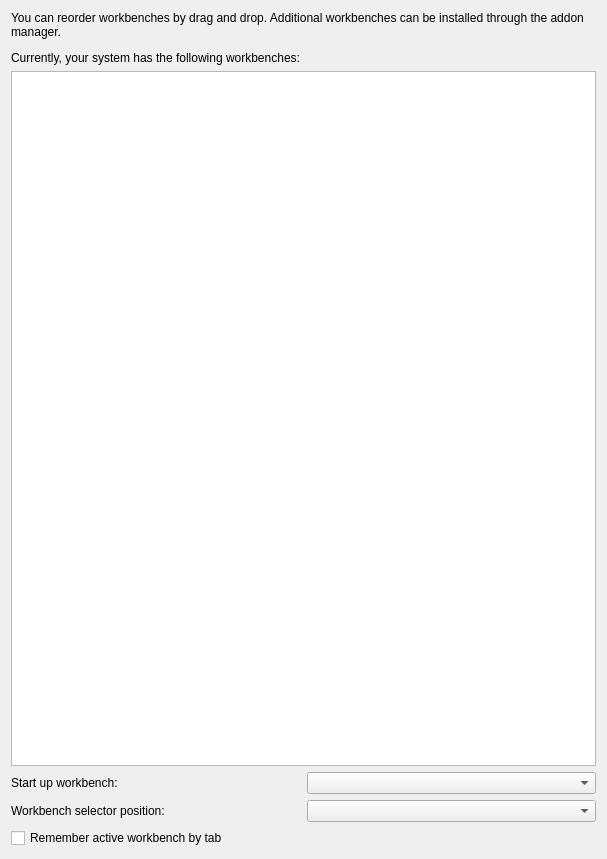
Qt form src/Gui/PreferencePages/DlgSettingsWorkbenches.ui (southseact-3d/fcd) before a commit.
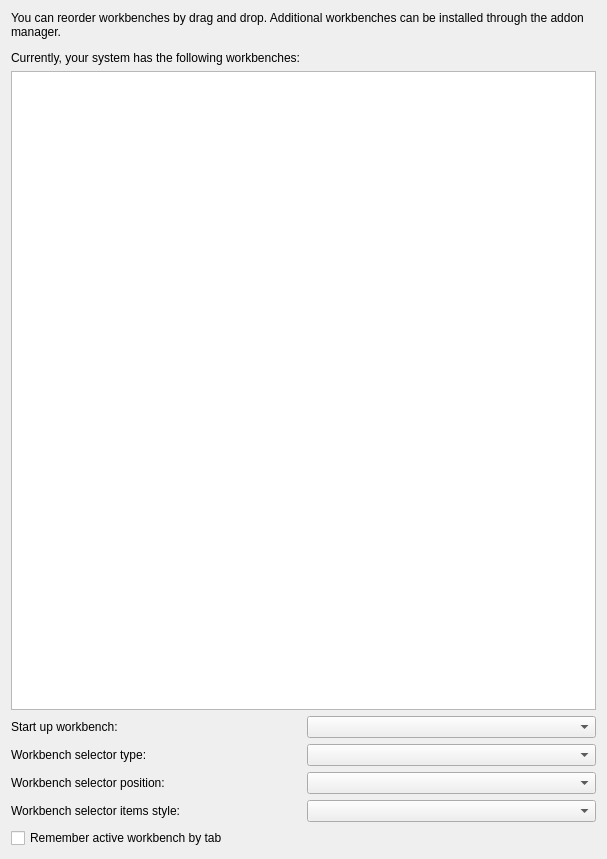
The same form after that commit. Custom widgets are drawn as their Qt base class.

Commit message: Core: Introduce Tab-Bar workbench selector

```diff
--- a/src/Gui/PreferencePages/DlgSettingsWorkbenches.ui
+++ b/src/Gui/PreferencePages/DlgSettingsWorkbenches.ui
@@ -92,6 +92,39 @@
       <number>0</number>
      </property>
      <item>
+      <widget class="QLabel" name="WorkbenchSelectorTypeLabel">
+       <property name="text">
+        <string>Workbench selector type:</string>
+       </property>
+      </widget>
+     </item>
+     <item>
+      <widget class="QComboBox" name="WorkbenchSelectorType">
+       <property name="toolTip">
+        <string>Choose the workbench selector widget type (restart required).</string>
+       </property>
+      </widget>
+     </item>
+    </layout>
+   </item>
+   <item row="4" column="0">
+    <layout class="QHBoxLayout">
+     <property name="spacing">
+      <number>6</number>
+     </property>
+     <property name="leftMargin">
+      <number>0</number>
+     </property>
+     <property name="topMargin">
+      <number>0</number>
+     </property>
+     <property name="rightMargin">
+      <number>0</number>
+     </property>
+     <property name="bottomMargin">
+      <number>0</number>
+     </property>
+     <item>
       <widget class="QLabel" name="WorkbenchSelectorPositionLabel">
        <property name="text">
         <string>Workbench selector position:</string>
@@ -111,7 +144,40 @@
      </item>
     </layout>
    </item>
-   <item row="4" column="0">
+   <item row="5" column="0">
+    <layout class="QHBoxLayout">
+     <property name="spacing">
+      <number>6</number>
+     </property>
+     <property name="leftMargin">
+      <number>0</number>
+     </property>
+     <property name="topMargin">
+      <number>0</number>
+     </property>
+     <property name="rightMargin">
+      <number>0</number>
+     </property>
+     <property name="bottomMargin">
+      <number>0</number>
+     </property>
+     <item>
+      <widget class="QLabel" name="WorkbenchSelectorItemLabel">
+       <property name="text">
+        <string>Workbench selector items style:</string>
+       </property>
+      </widget>
+     </item>
+     <item>
+      <widget class="QComboBox" name="WorkbenchSelectorItem">
+       <property name="toolTip">
+        <string>Customize how the items are displayed.</string>
+       </property>
+      </widget>
+     </item>
+    </layout>
+   </item>
+   <item row="6" column="0">
     <widget class="Gui::PrefCheckBox" name="CheckBox_WbByTab">
      <property name="toolTip">
       <string>If checked, application will remember which workbench is active for each tab of the viewport</string>
```
The commit also changes 9 other files.
